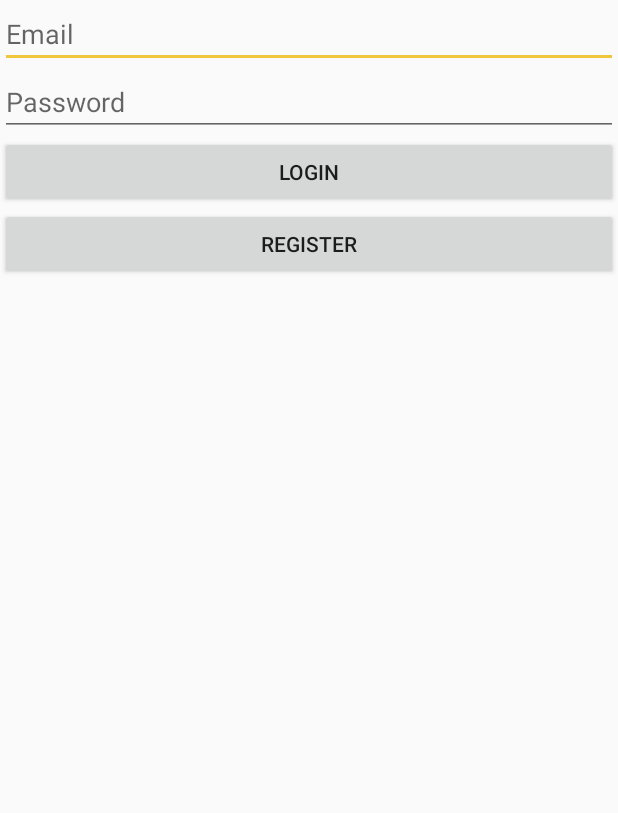
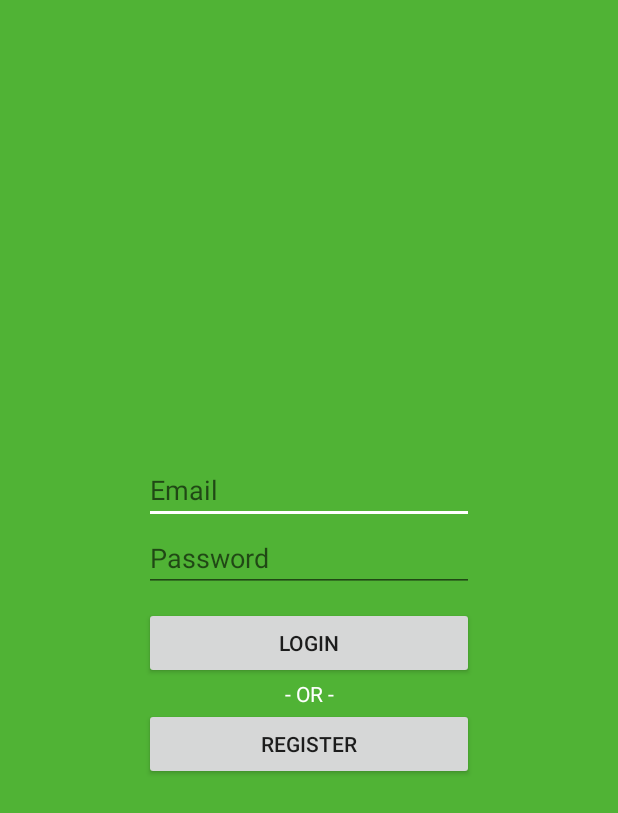
Before and after one commit to jeanoskii/Go-Guro, an Android app: the DriverLoginActivity screen opened directly, with no data from a screen before it, on a phone screen of 412 x 824 dp. Shown: the top 813 px of the screen. Run offline under Robolectric (Android 15) with nearby library versions, the phone set to English and light mode, and no system bars; our stand-ins replace Firebase (no records; nobody signed in at launch, a user with empty details on screens opened directly); 1 statement that could not run was skipped.

Commit message:
- redesigned login screens - redesigned driver map screen

```diff
--- a/app/src/main/java/com/upou/jeano/goguro/CustomerMapActivity.java
+++ b/app/src/main/java/com/upou/jeano/goguro/CustomerMapActivity.java
@@ -336,7 +336,6 @@ public class CustomerMapActivity extends FragmentActivity implements OnMapReadyC
                     String driverResponse = dataSnapshot.getValue().toString();
                     if (driverResponse.equals("0")) {
                         //not yet accepted/declined or record deleted
-                        //getDriverResponse();
                         return;
                     }
                     if (driverResponse.equals("true")) {
--- a/app/src/main/res/layout/activity_driver_login.xml
+++ b/app/src/main/res/layout/activity_driver_login.xml
@@ -1,33 +1,48 @@
 <?xml version="1.0" encoding="utf-8"?>
-<LinearLayout xmlns:android="http://schemas.android.com/apk/res/android"
+<RelativeLayout xmlns:android="http://schemas.android.com/apk/res/android"
     xmlns:app="http://schemas.android.com/apk/res-auto"
     xmlns:tools="http://schemas.android.com/tools"
     android:layout_width="match_parent"
     android:layout_height="match_parent"
     tools:context="com.upou.jeano.goguro.DriverLoginActivity"
+    android:background="@color/colorPrimaryDark">
+    <LinearLayout
+        android:layout_width="wrap_content"
+        android:layout_height="wrap_content"
+        android:layout_gravity="center_vertical"
+        android:layout_centerVertical="true"
+        android:layout_centerHorizontal="true"
         android:orientation="vertical">
-
         <EditText
             android:layout_width="match_parent"
             android:layout_height="wrap_content"
             android:hint="Email"
             android:id="@+id/email"
-        android:inputType="textEmailAddress"/>
+            android:inputType="textEmailAddress"
+            android:textColor="#fff"/>
         <EditText
             android:layout_width="match_parent"
             android:layout_height="wrap_content"
             android:hint="Password"
             android:id="@+id/password"
-        android:inputType="textPassword"/>
+            android:inputType="textPassword"
+            android:textColor="#fff"
+            android:layout_marginBottom="10dp"/>
         <Button
-        android:layout_width="match_parent"
+            android:layout_width="220dp"
             android:layout_height="wrap_content"
             android:text="Login"
             android:id="@+id/login"/>
+        <TextView
+            android:layout_width="match_parent"
+            android:layout_height="wrap_content"
+            android:text="- OR -"
+            android:textAlignment="center"
+            android:textColor="#fff"/>
         <Button
-        android:layout_width="match_parent"
+            android:layout_width="220dp"
             android:layout_height="wrap_content"
             android:text="Register"
             android:id="@+id/registration"/>
-
     </LinearLayout>
+</RelativeLayout>
--- a/app/src/main/res/values/colors.xml
+++ b/app/src/main/res/values/colors.xml
@@ -2,5 +2,5 @@
 <resources>
     <color name="colorPrimary">#76D95B</color>
     <color name="colorPrimaryDark">#50B335</color>
-    <color name="colorAccent">#F0C63D</color>
+    <color name="colorAccent">#ffffff</color>
 </resources>
```
Also changed, not shown: app/src/main/java/com/upou/jeano/goguro/DriverMapActivity.java (+22 -10 lines), app/src/main/res/layout/activity_customer_login.xml (+22 -7 lines), app/src/main/res/layout/activity_driver_map.xml (+22 -20 lines), app/src/main/res/layout/activity_main.xml (+1 -8 lines), app/src/main/res/drawable-hdpi/ic_history.png (added), app/src/main/res/drawable-hdpi/ic_logout.png (added), app/src/main/res/drawable-hdpi/ic_settings.png (added), app/src/main/res/drawable-mdpi/ic_history.png (added), app/src/main/res/drawable-mdpi/ic_logout.png (added), app/src/main/res/drawable-mdpi/ic_settings.png (added), app/src/main/res/drawable-xhdpi/ic_history.png (added), app/src/main/res/drawable-xhdpi/ic_logout.png (added), app/src/main/res/drawable-xhdpi/ic_settings.png (added), app/src/main/res/drawable-xxhdpi/ic_history.png (added), 2 more files. Lines whose indentation alone changed are shown as unchanged.
